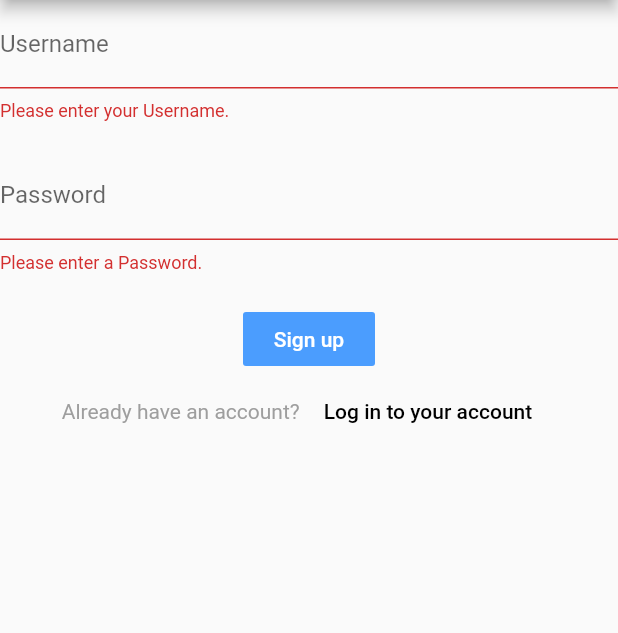
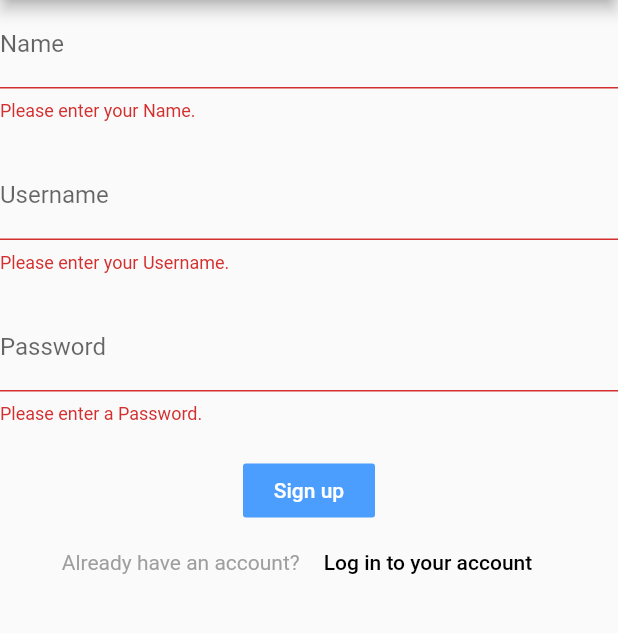
Before and after one commit to charly3pins/fifa_gen, a Flutter app: the screen it shows after launch, after a tap on "Log in", after a tap on "Create an account", after a tap on "Sign up", on a phone screen of 412 x 824 dp, the part 84-717 px from its top. Run offline on Flutter 3.47's test engine with Material 2 defaults, Android fonts, the phone set to English and light mode, and no system bars; accounts and stored records are empty.

Commit message:
feat :sparkles:: add name into signup form

```diff
--- a/lib/screens/login.dart
+++ b/lib/screens/login.dart
@@ -31,7 +31,8 @@ class _LoginScreenState extends State<LoginScreen> {
   }
 
   Widget _buildForm(BuildContext context, AuthNotifier authNotif) {
-    return Column(
+    return SingleChildScrollView(
+        child: Column(
       children: <Widget>[
         Container(
           child: Form(
@@ -39,6 +40,21 @@ class _LoginScreenState extends State<LoginScreen> {
             child: Column(
               crossAxisAlignment: CrossAxisAlignment.center,
               children: <Widget>[
+                _authMode == AuthMode.SIGNUP
+                    ? TextFormField(
+                        decoration: InputDecoration(
+                            labelText: "Name", hasFloatingPlaceholder: true),
+                        validator: (value) {
+                          if (value.isEmpty) {
+                            return 'Please enter your Name.';
+                          }
+                          return null;
+                        },
+                        onSaved: (val) =>
+                            setState(() => _user.name = val.trim()),
+                      )
+                    : Container(),
+                SizedBox(height: 20),
                 TextFormField(
                   decoration: InputDecoration(
                       labelText: "Username", hasFloatingPlaceholder: true),
@@ -134,6 +150,6 @@ class _LoginScreenState extends State<LoginScreen> {
               SnackBarLauncher(error: authNotif.error),
         ),
       ],
-    );
+    ));
   }
 }
```
